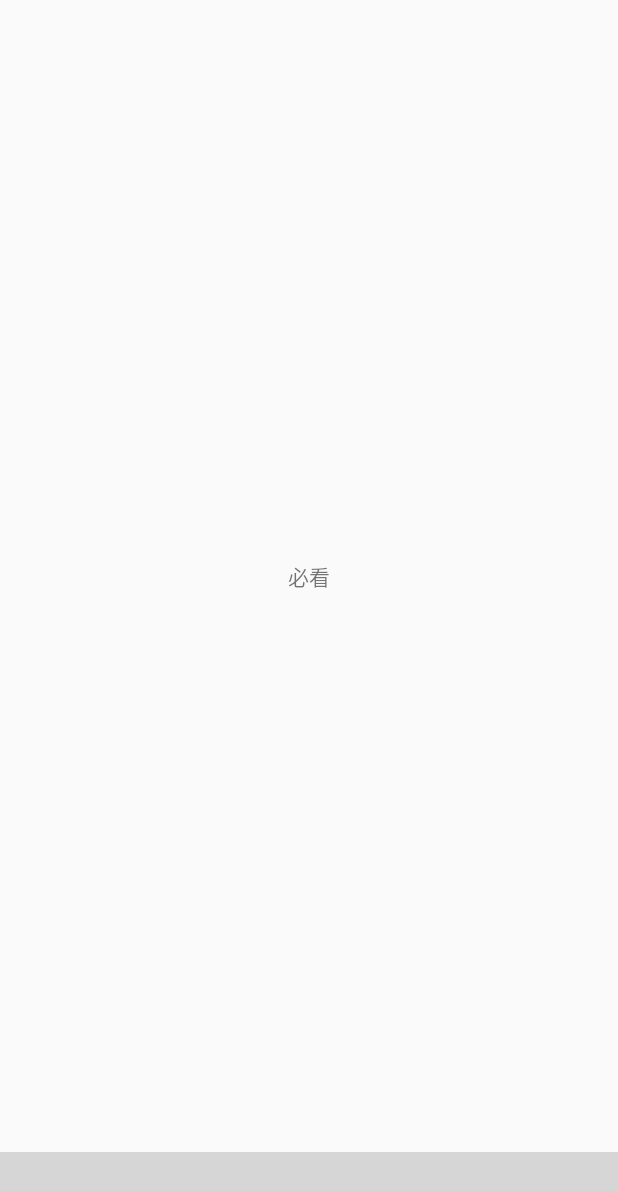
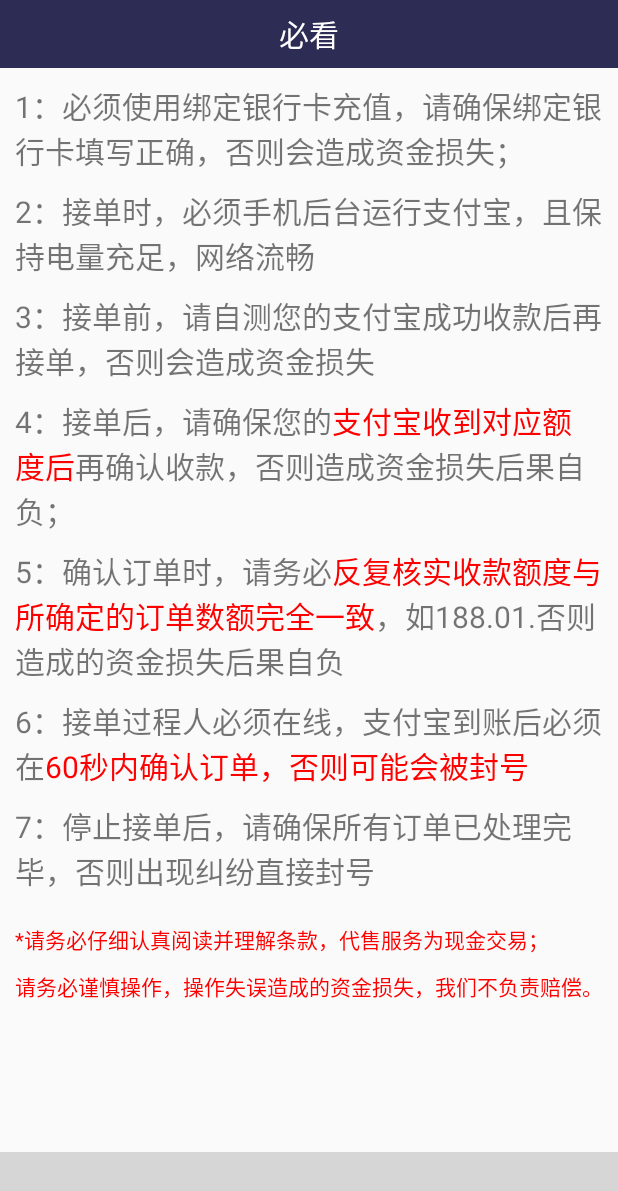
Before and after one commit to brucelee2019-strive/TaurusPay, an Android app: the fragment BesureFragment placed in its activity, on a phone screen of 412 x 824 dp. Shown: the top 1191 px of the screen. Run offline under Robolectric (Android 15) with nearby library versions, the phone set to English and light mode, and no system bars; our stand-ins replace ButterKnife, EventBus; libraries missing offline, so code that uses them is left out: com.ittianyu.bottomnavigationviewex; plain views replace BottomNavigationViewEx; 5 statements that could not run were skipped; grey boxes are pictures that could not be loaded.

Commit message:
必看Fragment

```diff
--- a/app/src/main/java/com/mchaw/tauruspay/ui/main/besure/BesureFragment.java
+++ b/app/src/main/java/com/mchaw/tauruspay/ui/main/besure/BesureFragment.java
@@ -1,6 +1,8 @@
 package com.mchaw.tauruspay.ui.main.besure;
 
 import android.os.Bundle;
+import android.text.Html;
+import android.widget.TextView;
 
 import androidx.annotation.Nullable;
 
@@ -9,19 +11,65 @@
 import com.mchaw.tauruspay.base.fragment.BasePresentFragment;
 import com.mchaw.tauruspay.di.component.ActivityComponent;
 
+import butterknife.BindView;
+
 /**
  * @author : Bruce Lee
  * @date : 2019/11/3 0003 21:09
  * @description :
  */
 public class BesureFragment extends BaseFragment {
+
+    @BindView(R.id.tv_txt1)
+    TextView tvTxt1;
+    @BindView(R.id.tv_txt2)
+    TextView tvTxt2;
+    @BindView(R.id.tv_txt3)
+    TextView tvTxt3;
+    @BindView(R.id.tv_txt4)
+    TextView tvTxt4;
+    @BindView(R.id.tv_txt5)
+    TextView tvTxt5;
+    @BindView(R.id.tv_txt6)
+    TextView tvTxt6;
+    @BindView(R.id.tv_txt7)
+    TextView tvTxt7;
+    @BindView(R.id.tv_txt8)
+    TextView tvTxt8;
+    @BindView(R.id.tv_txt9)
+    TextView tvTxt9;
+
+    String str1 = "1：必须使用绑定银行卡充值，请确保绑定银行卡填写正确，否则会造成资金损失；";
+    String str2 = "2：接单时，必须手机后台运行支付宝，且保持电量充足，网络流畅";
+    String str3 = "3：接单前，请自测您的支付宝成功收款后再接单，否则会造成资金损失";
+    String str4 = "4：接单后，请确保您的<font color='#FF0000'>支付宝收到对应额度后</font>再确认收款，否则造成资金损失后果自负；";
+    String str5 = "5：确认订单时，请务必<font color='#FF0000'>反复核实收款额度与所确定的订单数额完全一致</font>，如188.01.否则造成的资金损失后果自负";
+    String str6 = "6：接单过程人必须在线，支付宝到账后必须在<font color='#FF0000'>60秒内确认订单，否则可能会被封号</font>";
+    String str7 = "7：停止接单后，请确保所有订单已处理完毕，否则出现纠纷直接封号";
+    String str8 = "*请务必仔细认真阅读并理解条款，代售服务为现金交易；";
+    String str9 = "请务必谨慎操作，操作失误造成的资金损失，我们不负责赔偿。";
+
     @Override
     protected int getContentViewId() {
         return R.layout.fragment_besure;
     }
 
     @Override
+    public void onActivityCreated(@Nullable Bundle savedInstanceState) {
+        setUserVisibleHint(true);
+        super.onActivityCreated(savedInstanceState);
+    }
+
+    @Override
     protected void initFragment() {
-
+        tvTxt1.setText(str1);
+        tvTxt2.setText(str2);
+        tvTxt3.setText(str3);
+        tvTxt4.setText(Html.fromHtml(str4));
+        tvTxt5.setText(Html.fromHtml(str5));
+        tvTxt6.setText(Html.fromHtml(str6));
+        tvTxt7.setText(str7);
+        tvTxt8.setText(str8);
+        tvTxt9.setText(str9);
     }
 }
--- a/app/src/main/java/com/mchaw/tauruspay/ui/main/home/HomeFragment.java
+++ b/app/src/main/java/com/mchaw/tauruspay/ui/main/home/HomeFragment.java
@@ -22,6 +22,12 @@
     }
 
     @Override
+    public void onActivityCreated(@Nullable Bundle savedInstanceState) {
+        setUserVisibleHint(true);
+        super.onActivityCreated(savedInstanceState);
+    }
+
+    @Override
     protected void initFragment() {
 
     }
--- a/app/src/main/java/com/mchaw/tauruspay/ui/main/mine/MineFragment.java
+++ b/app/src/main/java/com/mchaw/tauruspay/ui/main/mine/MineFragment.java
@@ -21,6 +21,12 @@
     }
 
     @Override
+    public void onActivityCreated(@Nullable Bundle savedInstanceState) {
+        setUserVisibleHint(true);
+        super.onActivityCreated(savedInstanceState);
+    }
+
+    @Override
     protected void initFragment() {
 
     }
--- a/app/src/main/java/com/mchaw/tauruspay/ui/main/recharge/RechargeFragment.java
+++ b/app/src/main/java/com/mchaw/tauruspay/ui/main/recharge/RechargeFragment.java
@@ -21,6 +21,12 @@
     }
 
     @Override
+    public void onActivityCreated(@Nullable Bundle savedInstanceState) {
+        setUserVisibleHint(true);
+        super.onActivityCreated(savedInstanceState);
+    }
+
+    @Override
     protected void initFragment() {
 
     }
--- a/app/src/main/res/layout/fragment_besure.xml
+++ b/app/src/main/res/layout/fragment_besure.xml
@@ -4,9 +4,103 @@
     android:layout_height="match_parent">
 
     <TextView
+        android:background="@color/colorAccent"
         android:layout_width="match_parent"
-        android:layout_height="match_parent"
+        android:layout_height="45dp"
+        android:gravity="center"
         android:text="必看"
-        android:gravity="center"/>
+        android:textSize="20dp"
+        android:textColor="@color/white"/>
 
+    <TextView
+        android:id="@+id/tv_txt1"
+        android:layout_marginTop="10dp"
+        android:layout_marginLeft="10dp"
+        android:layout_marginRight="10dp"
+        android:layout_width="match_parent"
+        android:layout_height="wrap_content"
+        android:textSize="20dp">
+    </TextView>
+
+    <TextView
+        android:id="@+id/tv_txt2"
+        android:layout_marginTop="10dp"
+        android:layout_marginLeft="10dp"
+        android:layout_marginRight="10dp"
+        android:layout_width="match_parent"
+        android:layout_height="wrap_content"
+        android:textSize="20dp">
+    </TextView>
+
+    <TextView
+        android:id="@+id/tv_txt3"
+        android:layout_marginTop="10dp"
+        android:layout_marginLeft="10dp"
+        android:layout_marginRight="10dp"
+        android:layout_width="match_parent"
+        android:layout_height="wrap_content"
+        android:textSize="20dp">
+    </TextView>
+
+    <TextView
+        android:id="@+id/tv_txt4"
+        android:layout_marginTop="10dp"
+        android:layout_marginLeft="10dp"
+        android:layout_marginRight="10dp"
+        android:layout_width="match_parent"
+        android:layout_height="wrap_content"
+        android:textSize="20dp">
+    </TextView>
+
+    <TextView
+        android:id="@+id/tv_txt5"
+        android:layout_marginTop="10dp"
+        android:layout_marginLeft="10dp"
+        android:layout_marginRight="10dp"
+        android:layout_width="match_parent"
+        android:layout_height="wrap_content"
+        android:textSize="20dp">
+    </TextView>
+
+    <TextView
+        android:id="@+id/tv_txt6"
+        android:layout_marginTop="10dp"
+        android:layout_marginLeft="10dp"
+        android:layout_marginRight="10dp"
+        android:layout_width="match_parent"
+        android:layout_height="wrap_content"
+        android:textSize="20dp">
+    </TextView>
+
+    <TextView
+        android:id="@+id/tv_txt7"
+        android:layout_marginTop="10dp"
+        android:layout_marginLeft="10dp"
+        android:layout_marginRight="10dp"
+        android:layout_width="match_parent"
+        android:layout_height="wrap_content"
+        android:textSize="20dp">
+    </TextView>
+
+    <TextView
+        android:id="@+id/tv_txt8"
+        android:layout_marginTop="20dp"
+        android:layout_marginLeft="10dp"
+        android:layout_marginRight="10dp"
+        android:layout_width="match_parent"
+        android:layout_height="wrap_content"
+        android:textColor="#ff0000"
+        android:textSize="14dp">
+    </TextView>
+
+    <TextView
+        android:id="@+id/tv_txt9"
+        android:layout_marginTop="10dp"
+        android:layout_marginLeft="10dp"
+        android:layout_marginRight="10dp"
+        android:layout_width="match_parent"
+        android:layout_height="wrap_content"
+        android:textColor="#ff0000"
+        android:textSize="14dp">
+    </TextView>
 </LinearLayout>
```
